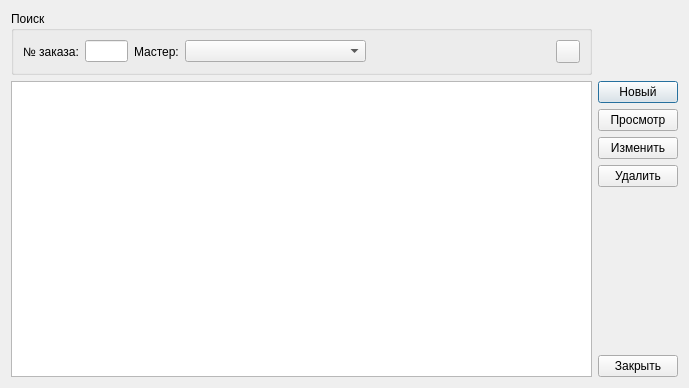
This is RepairCenter/jrnworkreports.ui in Feo-d-oR/YARC as Qt 5 draws it before an edit. The edited form follows.
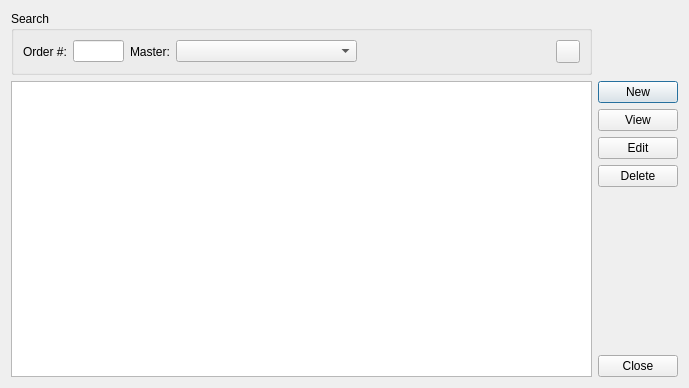
This is the edited form. Icons and pictures are not drawn.

The edit to the form file:
```diff
--- a/RepairCenter/jrnworkreports.ui
+++ b/RepairCenter/jrnworkreports.ui
@@ -21,13 +21,13 @@
    <item row="0" column="0">
     <widget class="QGroupBox" name="groupBox">
      <property name="title">
-      <string>Поиск</string>
+      <string>Search</string>
      </property>
      <layout class="QHBoxLayout" name="horizontalLayout">
       <item>
        <widget class="QLabel" name="label_2">
         <property name="text">
-         <string>№ заказа:</string>
+         <string>Order #:</string>
         </property>
        </widget>
       </item>
@@ -50,7 +50,7 @@
       <item>
        <widget class="QLabel" name="label">
         <property name="text">
-         <string>Мастер:</string>
+         <string>Master:</string>
         </property>
        </widget>
       </item>
@@ -105,7 +105,7 @@
      <item>
       <widget class="QPushButton" name="bAdd">
        <property name="text">
-        <string>Новый</string>
+        <string>New</string>
        </property>
        <property name="icon">
         <iconset>
@@ -117,7 +117,7 @@
      <item>
       <widget class="QPushButton" name="bView">
        <property name="text">
-        <string>Просмотр</string>
+        <string>View</string>
        </property>
        <property name="icon">
         <iconset resource="Icons.qrc">
@@ -128,7 +128,7 @@
      <item>
       <widget class="QPushButton" name="bEdit">
        <property name="text">
-        <string>Изменить</string>
+        <string>Edit</string>
        </property>
        <property name="icon">
         <iconset resource="Icons.qrc">
@@ -139,7 +139,7 @@
      <item>
       <widget class="QPushButton" name="bDelete">
        <property name="text">
-        <string>Удалить</string>
+        <string>Delete</string>
        </property>
        <property name="icon">
         <iconset>
@@ -164,7 +164,7 @@
      <item>
       <widget class="QPushButton" name="bClose">
        <property name="text">
-        <string>Закрыть</string>
+        <string>Close</string>
        </property>
        <property name="icon">
         <iconset>
```
Left out of the diff: 5 changed lines with no effect on the pictures.
